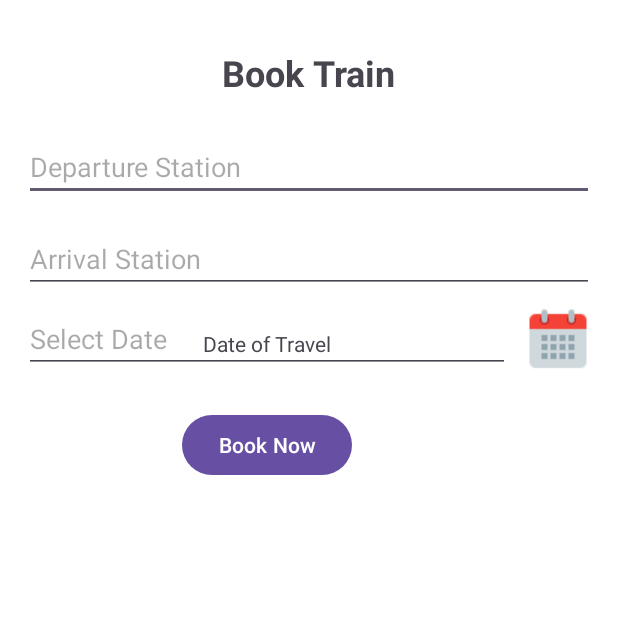
After one commit to ritesh-gupta19/Railquest, an Android app built with Jetpack Compose: the book_train screen opened directly, with no data from a screen before it, on a phone screen of 412 x 824 dp, the top half of it. The commit adds this screen. Run offline under Robolectric (Android 15) with nearby library versions, the phone set to English and light mode, and no system bars.

Commit message:
PNR first view and first_entry_page UI changes and prob some more

```diff
--- /dev/null
+++ b/app/src/main/java/com/example/railquest/book_train.java
@@ -0,0 +1,79 @@
+package com.example.railquest;
+
+import android.app.DatePickerDialog;
+import android.os.Bundle;
+import android.view.View;
+import android.widget.Button;
+import android.widget.DatePicker;
+import android.widget.EditText;
+import android.widget.Toast;
+import androidx.appcompat.app.AppCompatActivity;
+import java.util.Calendar;
+
+public class book_train extends AppCompatActivity {
+
+    private EditText editTextDeparture;
+    private EditText editTextArrival;
+    private EditText editTextDate;
+    private Button buttonBook;
+
+    private int mYear, mMonth, mDay;
+
+    @Override
+    protected void onCreate(Bundle savedInstanceState) {
+        super.onCreate(savedInstanceState);
+        setContentView(R.layout.activity_book_train);
+
+        editTextDeparture = findViewById(R.id.editTextDeparture);
+        editTextArrival = findViewById(R.id.editTextArrival);
+        editTextDate = findViewById(R.id.editTextDate);
+        buttonBook = findViewById(R.id.buttonBook);
+
+        // Date picker dialog
+        editTextDate.setOnClickListener(new View.OnClickListener() {
+            @Override
+            public void onClick(View v) {
+                final Calendar c = Calendar.getInstance();
+                mYear = c.get(Calendar.YEAR);
+                mMonth = c.get(Calendar.MONTH);
+                mDay = c.get(Calendar.DAY_OF_MONTH);
+
+                DatePickerDialog datePickerDialog = new DatePickerDialog(book_train.this,
+                        new DatePickerDialog.OnDateSetListener() {
+                            @Override
+                            public void onDateSet(DatePicker view, int year,
+                                                  int monthOfYear, int dayOfMonth) {
+                                editTextDate.setText(dayOfMonth + "/" + (monthOfYear + 1) + "/" + year);
+                            }
+                        }, mYear, mMonth, mDay);
+                datePickerDialog.show();
+            }
+        });
+
+        // Book Now button click listener
+        buttonBook.setOnClickListener(new View.OnClickListener() {
+            @Override
+            public void onClick(View v) {
+                bookTrain();
+            }
+        });
+    }
+
+    private void bookTrain() {
+        String departure = editTextDeparture.getText().toString();
+        String arrival = editTextArrival.getText().toString();
+        String date = editTextDate.getText().toString();
+
+        // Perform validation
+        if (departure.isEmpty() || arrival.isEmpty() || date.isEmpty()) {
+            Toast.makeText(this, "Please fill in all details", Toast.LENGTH_SHORT).show();
+            return;
+        }
+
+        // Perform booking process here
+        // You can add your logic to book the train based on the entered details
+
+        // For demonstration, show a toast message indicating successful booking
+        //Toast.makeText(this, "Train booked successfully!", Toast.LENGTH_SHORT).show();
+    }
+}
--- a/app/src/main/java/com/example/railquest/firstEntryPage.java
+++ b/app/src/main/java/com/example/railquest/firstEntryPage.java
@@ -30,6 +30,8 @@ public class firstEntryPage extends AppCompatActivity {
 
     public void onClickBookTickets(View v) {
         //functionality for book tickets button....
+        Intent intent = new Intent(this, book_train.class); // Replace NextActivity with the name of your next activity
+        startActivity(intent);
     }
 
     public void onClickTrainDetails(View v) {
@@ -44,6 +46,8 @@ public class firstEntryPage extends AppCompatActivity {
 
     public void onClickPNRStatus(View v) {
         //functionality for check PNR status button....
+        Intent intent = new Intent(this, PNR_status.class); // Replace NextActivity with the name of your next activity
+        startActivity(intent);
     }
 
     public void onClickCancelTickets(View v) {
--- /dev/null
+++ b/app/src/main/res/layout/activity_book_train.xml
@@ -0,0 +1,96 @@
+<?xml version="1.0" encoding="utf-8"?>
+<androidx.constraintlayout.widget.ConstraintLayout
+    xmlns:android="http://schemas.android.com/apk/res/android"
+    xmlns:app="http://schemas.android.com/apk/res-auto"
+    xmlns:tools="http://schemas.android.com/tools"
+    android:layout_width="match_parent"
+    android:layout_height="match_parent"
+    android:background="@color/white"
+    tools:context=".book_train">
+
+    <TextView
+        android:id="@+id/textViewTitle"
+        android:layout_width="wrap_content"
+        android:layout_height="wrap_content"
+        android:text="Book Train"
+        android:textSize="24sp"
+        android:textStyle="bold"
+        app:layout_constraintTop_toTopOf="parent"
+        app:layout_constraintStart_toStartOf="parent"
+        app:layout_constraintEnd_toEndOf="parent"
+        android:layout_marginTop="32dp"
+        android:layout_marginStart="16dp"
+        android:layout_marginEnd="16dp"/>
+
+    <EditText
+        android:id="@+id/editTextDeparture"
+        android:layout_width="0dp"
+        android:layout_height="wrap_content"
+        android:hint="Departure Station"
+        app:layout_constraintTop_toBottomOf="@id/textViewTitle"
+        app:layout_constraintStart_toStartOf="parent"
+        app:layout_constraintEnd_toEndOf="parent"
+        android:layout_marginTop="24dp"
+        android:layout_marginStart="16dp"
+        android:layout_marginEnd="16dp"/>
+
+    <EditText
+        android:id="@+id/editTextArrival"
+        android:layout_width="0dp"
+        android:layout_height="wrap_content"
+        android:hint="Arrival Station"
+        app:layout_constraintTop_toBottomOf="@id/editTextDeparture"
+        app:layout_constraintStart_toStartOf="@id/editTextDeparture"
+        app:layout_constraintEnd_toEndOf="@id/editTextDeparture"
+        android:layout_marginTop="16dp"
+        android:layout_marginBottom="16dp"/>
+
+    <TextView
+        android:id="@+id/textViewDate"
+        android:layout_width="wrap_content"
+        android:layout_height="wrap_content"
+        android:text="Date of Travel"
+        app:layout_constraintTop_toBottomOf="@id/editTextArrival"
+        app:layout_constraintStart_toStartOf="@id/editTextArrival"
+        app:layout_constraintEnd_toStartOf="@id/imageViewCalendar"
+        android:layout_marginTop="24dp"
+        android:layout_marginEnd="8dp"/>
+
+    <ImageView
+        android:id="@+id/imageViewCalendar"
+        android:layout_width="wrap_content"
+        android:layout_height="wrap_content"
+        android:src="@drawable/ic_calender"
+        app:layout_constraintTop_toTopOf="@id/textViewDate"
+        app:layout_constraintEnd_toEndOf="parent"
+        app:layout_constraintBottom_toBottomOf="@id/textViewDate"
+        android:layout_marginEnd="16dp"
+        android:layout_marginBottom="4dp"
+        android:contentDescription="Calendar"/>
+
+    <EditText
+        android:id="@+id/editTextDate"
+        android:layout_width="0dp"
+        android:layout_height="wrap_content"
+        android:hint="Select Date"
+        app:layout_constraintTop_toBottomOf="@id/editTextArrival"
+        app:layout_constraintStart_toStartOf="@id/editTextArrival"
+        app:layout_constraintEnd_toStartOf="@id/imageViewCalendar"
+        android:layout_marginTop="8dp"
+        android:layout_marginEnd="8dp"
+        android:inputType="none"
+        android:focusable="false"
+        android:clickable="true"
+        android:focusableInTouchMode="false"/>
+
+    <Button
+        android:id="@+id/buttonBook"
+        android:layout_width="wrap_content"
+        android:layout_height="wrap_content"
+        android:text="Book Now"
+        app:layout_constraintTop_toBottomOf="@id/editTextDate"
+        app:layout_constraintStart_toStartOf="@id/editTextDate"
+        app:layout_constraintEnd_toEndOf="@id/editTextDate"
+        android:layout_marginTop="24dp"/>
+
+</androidx.constraintlayout.widget.ConstraintLayout>
```
Also changed, not shown: app/src/main/AndroidManifest.xml (+12 -0 lines), app/src/main/java/com/example/railquest/PNR_status.java (added, +35 -0 lines), app/src/main/java/com/example/railquest/PNR_status_display.java (added, +14 -0 lines), app/src/main/java/com/example/railquest/passenger_details.java (added, +109 -0 lines), app/src/main/res/layout/activity_first_entry_page.xml (+88 -38 lines), app/src/main/res/layout/activity_passenger_details.xml (added, +92 -0 lines), app/src/main/res/layout/activity_pnr_status.xml (added, +41 -0 lines), app/src/main/res/layout/activity_pnr_status_display.xml (added, +18 -0 lines), app/src/main/res/values/strings.xml (+8 -0 lines), app/src/main/res/drawable/train_new.png (added).
